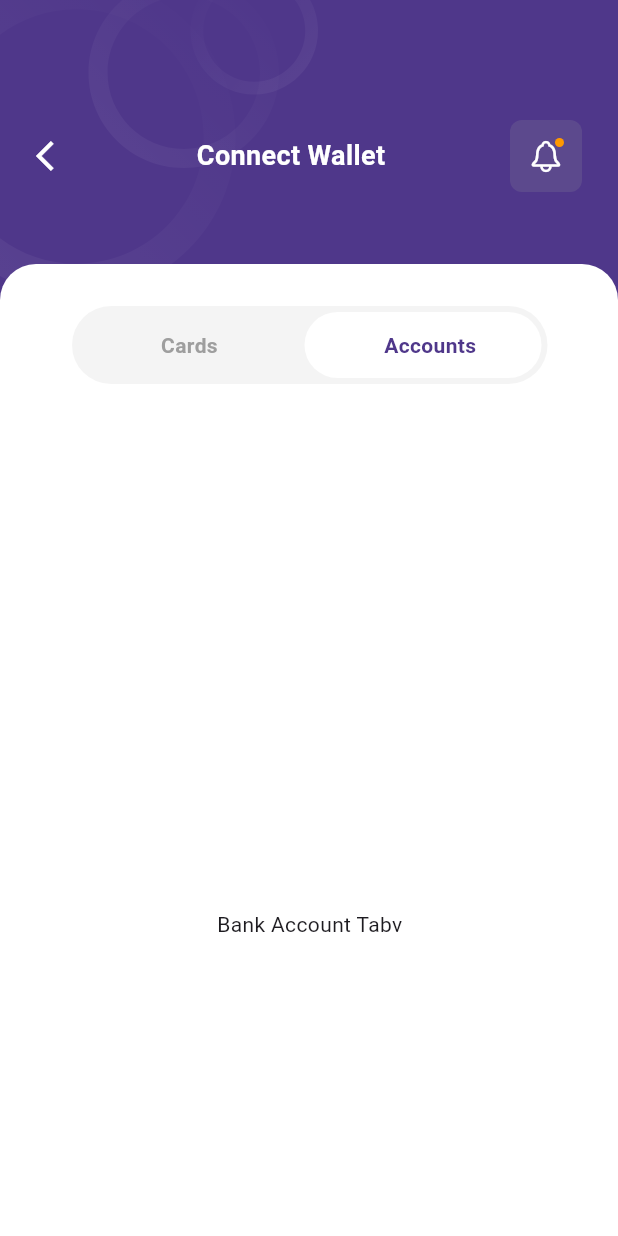
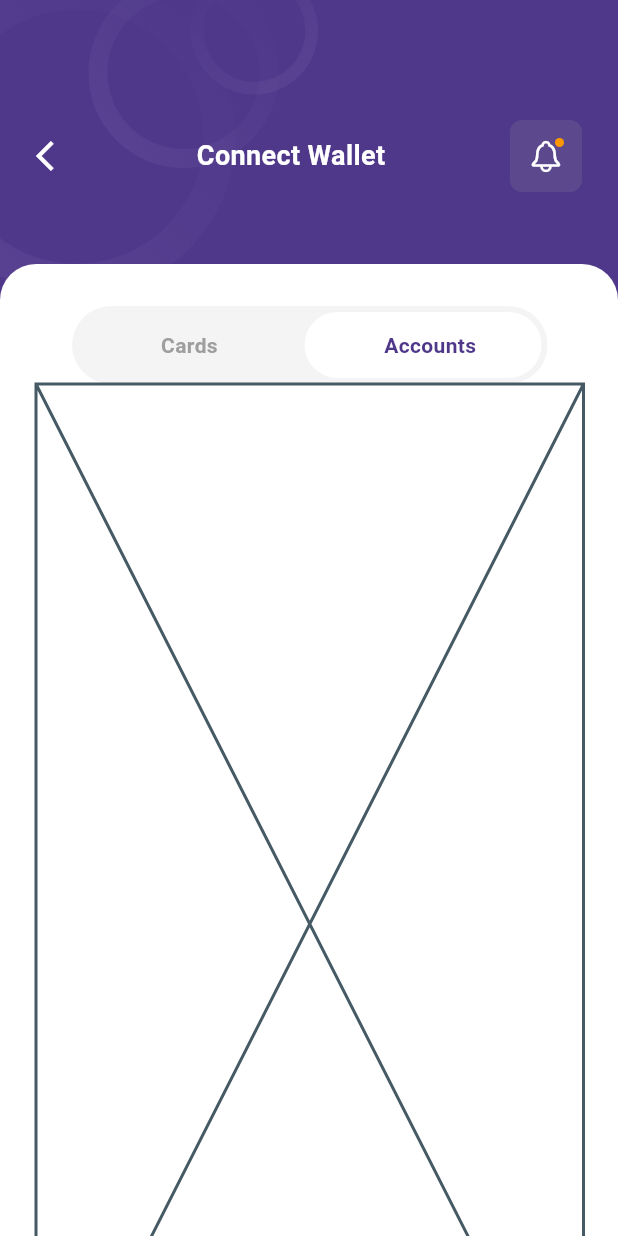
Before and after one commit to rostom17/Smart_Wallet, a Flutter app: the CardsAndBankAccountScreen screen opened by its route, after a tap on "Accounts", on a phone screen of 412 x 824 dp. Run offline on Flutter 3.47's test engine with Material 3 defaults, Android fonts, the light colour scheme and no system bars; our stand-ins replace calendar_date_picker2, connectivity_plus, dio, dotted_border, flutter_bloc, flutter_svg and 2 more; missing offline and left inert: dio_smart_retry.

Commit message:
code refactored

```diff
--- /dev/null
+++ b/lib/features/wallet/presentation/bloc/tab_index_cubit.dart
@@ -0,0 +1,13 @@
+import 'package:flutter_bloc/flutter_bloc.dart';
+
+class TabIndexCubit extends Cubit<int> {
+  TabIndexCubit() : super(0);
+
+  void onTapCard() {
+    emit(0);
+  }
+
+  void onTapAccounts() {
+    emit(1);
+  }
+}
--- a/lib/features/wallet/presentation/screens/cards_and_bank_account_screen.dart
+++ b/lib/features/wallet/presentation/screens/cards_and_bank_account_screen.dart
@@ -1,15 +1,19 @@
 import 'package:flutter/material.dart';
+import 'package:flutter_bloc/flutter_bloc.dart';
 import 'package:go_router/go_router.dart';
-import 'package:smart_wallet/config/color_pallet.dart';
 import 'package:smart_wallet/features/shared/widgets/background_pattern_widget.dart';
 import 'package:smart_wallet/features/shared/widgets/notification_widget.dart';
+import 'package:smart_wallet/features/wallet/presentation/bloc/tab_index_cubit.dart';
+import 'package:smart_wallet/features/wallet/presentation/widgets/custom_tabbar_widget.dart';
 
 class CardsAndBankAccountScreen extends StatelessWidget {
   const CardsAndBankAccountScreen({super.key});
 
   @override
   Widget build(BuildContext context) {
-    return BackgroundPatternWidget(
+    return BlocProvider<TabIndexCubit>(
+      create: (context) => TabIndexCubit(),
+      child: BackgroundPatternWidget(
         yourWidgetTree: Column(
           children: [
             SizedBox(height: 80),
@@ -56,117 +60,7 @@ class CardsAndBankAccountScreen extends StatelessWidget {
             ),
           ],
         ),
+      ),
     );
   }
 }
-
-class CutomTabBar extends StatefulWidget {
-  const CutomTabBar({super.key});
-
-  @override
-  State<CutomTabBar> createState() => _CutomTabBarState();
-}
-
-class _CutomTabBarState extends State<CutomTabBar> {
-  int selectedIndex = 0;
-
-  @override
-  Widget build(BuildContext context) {
-    return Column(
-      children: [
-        Padding(
-          padding: const EdgeInsets.symmetric(horizontal: 24),
-          child: Container(
-            decoration: BoxDecoration(
-              color: const Color(0xFFF4F4F4),
-              borderRadius: BorderRadius.circular(30),
-            ),
-            padding: const EdgeInsets.all(4),
-            child: Stack(
-              children: [
-                AnimatedAlign(
-                  duration: const Duration(milliseconds: 500),
-                  curve: Curves.easeInOut,
-                  alignment: selectedIndex == 0
-                      ? Alignment.centerLeft
-                      : Alignment.centerRight,
-                  child: Container(
-                    width: (MediaQuery.of(context).size.width - 96) / 2,
-                    height: 44,
-                    decoration: BoxDecoration(
-                      color: Colors.white,
-                      borderRadius: BorderRadius.circular(30),
-                    ),
-                  ),
-                ),
-                Row(
-                  children: [
-                    Expanded(child: buildTab("Cards", 0)),
-                    const SizedBox(width: 12),
-                    Expanded(child: buildTab("Accounts", 1)),
-                  ],
-                ),
-              ],
-            ),
-          ),
-        ),
-        Expanded(
-          child: AnimatedSwitcher(
-            duration: const Duration(milliseconds: 500),
-            transitionBuilder: (Widget child, Animation<double> animation) {
-              final offsetAnimation =
-                  Tween<Offset>(
-                    begin: selectedIndex == 0
-                        ? const Offset(1.0, 0.0)
-                        : const Offset(-1.0, 0.0),
-                    end: Offset.zero,
-                  ).animate(
-                    CurvedAnimation(parent: animation, curve: Curves.easeInOut),
-                  );
-
-              return SlideTransition(position: offsetAnimation, child: child);
-            },
-            child: selectedIndex == 0
-                ? Container(key: const ValueKey(0), child: buildCardTab())
-                : Container(key: const ValueKey(1), child: buildAccountTab()),
-          ),
-        ),
-      ],
-    );
-  }
-
-  Widget buildTab(String title, int index) {
-    final isSelected = selectedIndex == index;
-    return GestureDetector(
-      onTap: () => setState(() => selectedIndex = index),
-      child: Container(
-        height: 44,
-        width: (MediaQuery.of(context).size.width - 96) / 2,
-        alignment: Alignment.center,
-        // decoration: BoxDecoration(
-        //   color: isSelected ? Colors.white : Colors.transparent,
-        //   borderRadius: BorderRadius.circular(30),
-        // ),
-        child: Text(
-          title,
-          // style: TextStyle(
-          //   fontWeight: FontWeight.w600,
-          //   color: isSelected ? ColorPallet.primaryColor : Colors.grey,
-          // ),
-          style: TextStyle(
-            fontWeight: FontWeight.w600,
-            color: isSelected ? ColorPallet.primaryColor : Colors.grey,
-          ),
-        ),
-      ),
-    );
-  }
-
-  Widget buildCardTab() {
-    return Center(child: Text("Account Tab"));
-  }
-
-  Widget buildAccountTab() {
-    return Center(child: Text("Bank Account Tabv"));
-  }
-}
--- a/lib/features/wallet/presentation/screens/wallet_screen.dart
+++ b/lib/features/wallet/presentation/screens/wallet_screen.dart
@@ -82,7 +82,6 @@ class _WalletScreenState extends State<WalletScreen> {
                           onTap: () {
                             showModalBottomSheet(
                               backgroundColor: Colors.transparent,
-
                               context: context,
                               builder: (context) => SelectPaymentOptionWidget(),
                             );
--- /dev/null
+++ b/lib/features/wallet/presentation/widgets/accounts_tab.dart
@@ -0,0 +1,10 @@
+import 'package:flutter/material.dart';
+
+class AccountsTab extends StatelessWidget {
+  const AccountsTab({super.key});
+
+  @override
+  Widget build(BuildContext context) {
+    return const Placeholder();
+  }
+}
--- /dev/null
+++ b/lib/features/wallet/presentation/widgets/card_tab.dart
@@ -0,0 +1,10 @@
+import 'package:flutter/material.dart';
+
+class CardTab extends StatelessWidget {
+  const CardTab({super.key});
+
+  @override
+  Widget build(BuildContext context) {
+    return const Placeholder();
+  }
+}
--- /dev/null
+++ b/lib/features/wallet/presentation/widgets/custom_tabbar_widget.dart
@@ -0,0 +1,128 @@
+import 'package:flutter/material.dart';
+import 'package:flutter_bloc/flutter_bloc.dart';
+import 'package:smart_wallet/config/color_pallet.dart';
+import 'package:smart_wallet/features/wallet/presentation/bloc/tab_index_cubit.dart';
+import 'package:smart_wallet/features/wallet/presentation/widgets/accounts_tab.dart';
+import 'package:smart_wallet/features/wallet/presentation/widgets/card_tab.dart';
+
+class CutomTabBar extends StatefulWidget {
+  const CutomTabBar({super.key});
+
+  @override
+  State<CutomTabBar> createState() => _CutomTabBarState();
+}
+
+class _CutomTabBarState extends State<CutomTabBar> {
+  @override
+  Widget build(BuildContext context) {
+    return BlocBuilder<TabIndexCubit, int>(
+      builder: (context, tabIndex) {
+        return Column(
+          children: [
+            _buildTabBar(tabIndex, context),
+            _buildTabBarView(tabIndex),
+          ],
+        );
+      },
+    );
+  }
+
+  Padding _buildTabBar(int tabIndex, BuildContext context) {
+    return Padding(
+      padding: const EdgeInsets.symmetric(horizontal: 24),
+      child: Container(
+        decoration: BoxDecoration(
+          color: const Color(0xFFF4F4F4),
+          borderRadius: BorderRadius.circular(30),
+        ),
+        padding: const EdgeInsets.all(4),
+        child: Stack(
+          children: [
+            AnimatedAlign(
+              duration: const Duration(milliseconds: 500),
+              curve: Curves.easeInOut,
+              alignment: tabIndex == 0
+                  ? Alignment.centerLeft
+                  : Alignment.centerRight,
+              child: Container(
+                width: (MediaQuery.of(context).size.width - 96) / 2,
+                height: 44,
+                decoration: BoxDecoration(
+                  color: Colors.white,
+                  borderRadius: BorderRadius.circular(30),
+                ),
+              ),
+            ),
+            Row(
+              children: [
+                Expanded(
+                  child: buildTab(title: "Cards", index: 0, tabIndex: tabIndex),
+                ),
+                const SizedBox(width: 12),
+                Expanded(
+                  child: buildTab(
+                    title: "Accounts",
+                    index: 1,
+                    tabIndex: tabIndex,
+                  ),
+                ),
+              ],
+            ),
+          ],
+        ),
+      ),
+    );
+  }
+
+  Expanded _buildTabBarView(int tabIndex) {
+    return Expanded(
+      child: AnimatedSwitcher(
+        duration: const Duration(milliseconds: 500),
+        transitionBuilder: (Widget child, Animation<double> animation) {
+          final offsetAnimation =
+              Tween<Offset>(
+                begin: tabIndex == 0
+                    ? const Offset(1.0, 0.0)
+                    : const Offset(-1.0, 0.0),
+                end: Offset.zero,
+              ).animate(
+                CurvedAnimation(parent: animation, curve: Curves.easeInOut),
+              );
+          return SlideTransition(position: offsetAnimation, child: child);
+        },
+        child: tabIndex == 0
+            ? Container(key: const ValueKey(0), child: CardTab())
+            : Container(key: const ValueKey(1), child: AccountsTab()),
+      ),
+    );
+  }
+
+  Widget buildTab({
+    required String title,
+    required int index,
+    required tabIndex,
+  }) {
+    final isSelected = tabIndex == index;
+    return GestureDetector(
+      onTap: () {
+        if (index == 0) {
+          context.read<TabIndexCubit>().onTapCard();
+        } else {
+          context.read<TabIndexCubit>().onTapAccounts();
+        }
+      },
+      child: Container(
+        height: 44,
+        width: (MediaQuery.of(context).size.width - 96) / 2,
+        alignment: Alignment.center,
+        child: Text(
+          title,
+          style: TextStyle(
+            fontWeight: FontWeight.w600,
+            color: isSelected ? ColorPallet.primaryColor : Colors.grey,
+          ),
+        ),
+      ),
+    );
+  }
+}
--- a/lib/main.dart
+++ b/lib/main.dart
@@ -18,8 +18,15 @@ class SmartWallet extends StatelessWidget {
     return MultiBlocProvider(
       providers: [
         BlocProvider<BottomNavCubit>(create: (_) => BottomNavCubit()),
-        BlocProvider<ShowPasswordCubit>(create: (_) => ShowPasswordCubit()),
-        BlocProvider<OtherOptionCubit>(create: (_) => OtherOptionCubit()),
+        BlocProvider<ShowPasswordCubit>(
+          create: (_) => ShowPasswordCubit(),
+          lazy: true,
+        ),
+        BlocProvider<OtherOptionCubit>(
+          create: (_) => OtherOptionCubit(),
+          lazy: true,
+        ),
+
       ],
       child: MaterialApp.router(
         debugShowCheckedModeBanner: false,
```
Lines whose indentation alone changed are shown as unchanged.
